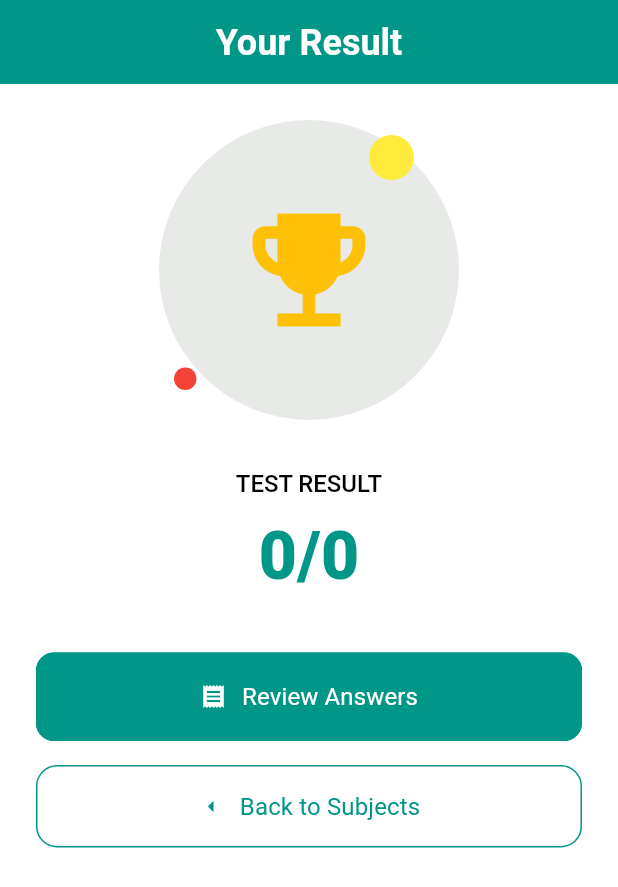
After one commit to Abrom-code/matricmate, a Flutter app: the ResultScreen screen opened directly, on a phone screen of 412 x 824 dp. The commit adds this screen. Shown: the top 887 px of the screen. Run offline on Flutter 3.47's test engine with Material 3 defaults, Android fonts, the phone set to English and light mode, and no system bars; our stand-ins replace cached_network_image, connectivity_plus, get, get_storage, logger, smooth_page_indicator and 2 more; missing offline and left inert: linear_progress_bar; accounts and stored records are empty; Roboto replaces fonts that are missing (Poppins).

Commit message:
add a result screen for test

```diff
--- /dev/null
+++ b/lib/common/widgets/helpers/badges.dart
@@ -0,0 +1,43 @@
+import 'package:flutter/material.dart';
+
+class ExamBadge {
+  final IconData icon;
+  final String label;
+  final Color color;
+
+  ExamBadge({required this.icon, required this.label, required this.color});
+}
+
+class ExamBadgeHelper {
+  static ExamBadge getBadge(double score) {
+    final s = score.clamp(0.0, 1.0);
+
+    if (s >= 0.9) {
+      return ExamBadge(
+        icon: Icons.emoji_events,
+        label: "Top Scorer",
+        color: Colors.amber,
+      );
+    } else if (s >= 0.8) {
+      return ExamBadge(
+        icon: Icons.military_tech,
+        label: "Distinction",
+        color: Colors.orange,
+      );
+    } else if (s >= 0.7) {
+      return ExamBadge(
+        icon: Icons.workspace_premium,
+        label: "Excellent",
+        color: Colors.blue,
+      );
+    } else if (s >= 0.6) {
+      return ExamBadge(
+        icon: Icons.stars,
+        label: "Very Good",
+        color: Colors.green,
+      );
+    } else {
+      return ExamBadge(icon: Icons.grade, label: "Good", color: Colors.grey);
+    }
+  }
+}
--- a/lib/features/exam/controllers/question_controller.dart
+++ b/lib/features/exam/controllers/question_controller.dart
@@ -106,4 +106,18 @@ class QuestionController extends GetxController {
   bool isAnswerChecked(int questionId) {
     return isChecked[questionId] ?? false;
   }
+
+  int get correctAnswers {
+    int score = 0;
+
+    for (final q in testQuestions) {
+      final selected = selectedAnswers[q.id];
+
+      if (selected != null && selected == q.correctOptionIndex) {
+        score++;
+      }
+    }
+
+    return score;
+  }
 }
--- a/lib/features/exam/screens/question/widgets/normal_questions_section.dart
+++ b/lib/features/exam/screens/question/widgets/normal_questions_section.dart
@@ -5,6 +5,8 @@ import 'package:matricmate/features/exam/screens/question/widgets/choice_button.
 import 'package:matricmate/features/exam/screens/question/widgets/explanation_box.dart';
 import 'package:matricmate/features/exam/screens/question/widgets/image_section.dart';
 import 'package:matricmate/features/exam/screens/question/widgets/question_section.dart';
+import 'package:matricmate/features/exam/screens/result/result.dart';
+import 'package:matricmate/features/exam/screens/tests_list/tests_list.dart';
 import 'package:matricmate/utils/constants/colors.dart';
 import 'package:matricmate/utils/constants/sizes.dart';
 import 'package:matricmate/utils/helpers/helper_functions.dart';
@@ -48,7 +50,6 @@ class NormarQuesionsSection extends StatelessWidget {
             Column(
               children: [
                 // explanations
-                // opne/colos
                 TextButton(
                   onPressed: () => controller.isExplanationExpanaded.value =
                       !controller.isExplanationExpanaded.value,
@@ -114,10 +115,7 @@ class NormarQuesionsSection extends StatelessWidget {
                         controller.checkAnswer(q.id);
                       } else {
                         if (isLast) {
-                          AppHelperFuntions.showAlert(
-                            "Finished",
-                            "You have completed the test",
-                          );
+                          Get.offAll(() => ResultScreen());
                         } else {
                           controller.nextQuestion();
                         }
--- /dev/null
+++ b/lib/features/exam/screens/result/result.dart
@@ -0,0 +1,145 @@
+import 'package:flutter/material.dart';
+import 'package:get/get.dart';
+import 'package:matricmate/common/widgets/appbar/appbar.dart';
+import 'package:matricmate/common/widgets/helpers/badges.dart';
+import 'package:matricmate/features/exam/controllers/question_controller.dart';
+import 'package:matricmate/features/exam/screens/subject/subjects.dart';
+import 'package:matricmate/utils/constants/colors.dart';
+import 'package:matricmate/utils/constants/sizes.dart';
+import 'package:matricmate/utils/helpers/helper_functions.dart';
+
+class ResultScreen extends GetView<QuestionController> {
+  const ResultScreen({super.key});
+
+  @override
+  Widget build(BuildContext context) {
+    final dark = AppHelperFuntions.isDark(context);
+    final examBadge = ExamBadgeHelper.getBadge(
+      controller.correctAnswers / controller.testQuestions.length,
+    );
+    return Scaffold(
+      appBar: Appbar(
+        title: Text(
+          "Your Result",
+          style: Theme.of(
+            context,
+          ).textTheme.headlineMedium!.apply(color: AppColors.white),
+        ),
+        centerTitle: true,
+      ),
+      body: SingleChildScrollView(
+        child: Padding(
+          padding: const EdgeInsets.all(AppSizes.defaultSpace),
+          child: Column(
+            children: [
+              Container(
+                width: 200,
+                height: 200,
+                decoration: BoxDecoration(
+                  borderRadius: BorderRadius.circular(150),
+                  color: dark
+                      ? const Color.fromARGB(119, 79, 79, 79)
+                      : Color(0xFFe7eae7),
+                ),
+
+                child: Stack(
+                  children: [
+                    Positioned(
+                      top: 10,
+                      right: 30,
+                      child: Container(
+                        width: 30,
+                        height: 30,
+                        decoration: BoxDecoration(
+                          borderRadius: BorderRadius.circular(70),
+                          color: Colors.yellow,
+                        ),
+                      ),
+                    ),
+                    Positioned(
+                      bottom: 20,
+                      left: 10,
+                      child: Container(
+                        width: 15,
+                        height: 15,
+                        decoration: BoxDecoration(
+                          borderRadius: BorderRadius.circular(15),
+                          color: Colors.red,
+                        ),
+                      ),
+                    ),
+                    Center(
+                      child: Icon(
+                        examBadge.icon,
+                        color: examBadge.color,
+                        size: 100,
+                      ),
+                    ),
+                  ],
+                ),
+              ),
+              const SizedBox(height: AppSizes.spaceBtwSections),
+
+              Text(
+                "TEST RESULT",
+                style: Theme.of(context).textTheme.titleLarge,
+              ),
+              const SizedBox(height: AppSizes.spaceBtwItems / 2),
+
+              Text(
+                "${controller.correctAnswers}/${controller.testQuestions.length}",
+                style: TextStyle(
+                  color: AppColors.primary,
+                  fontSize: 44,
+                  fontWeight: FontWeight.w900,
+                ),
+              ),
+              const SizedBox(height: AppSizes.spaceBtwSections),
+
+              SizedBox(
+                width: double.infinity,
+                child: ElevatedButton(
+                  onPressed: () {},
+                  child: Row(
+                    mainAxisAlignment: MainAxisAlignment.center,
+                    spacing: 10,
+                    children: [
+                      Icon(Icons.receipt, color: AppColors.white),
+                      Text(
+                        "Review Answers",
+                        style: Theme.of(
+                          context,
+                        ).textTheme.titleSmall!.apply(color: AppColors.white),
+                      ),
+                    ],
+                  ),
+                ),
+              ),
+              const SizedBox(height: AppSizes.spaceBtwItems),
+
+              SizedBox(
+                width: double.infinity,
+                child: OutlinedButton(
+                  onPressed: () => Get.offAll(() => SubjectsScreen()),
+                  child: Row(
+                    spacing: 10,
+                    mainAxisAlignment: MainAxisAlignment.center,
+                    children: [
+                      Icon(Icons.arrow_left, color: AppColors.primary),
+                      Text(
+                        "Back to Subjects",
+                        style: Theme.of(
+                          context,
+                        ).textTheme.titleSmall!.apply(color: AppColors.primary),
+                      ),
+                    ],
+                  ),
+                ),
+              ),
+            ],
+          ),
+        ),
+      ),
+    );
+  }
+}
--- a/lib/utils/helpers/helper_functions.dart
+++ b/lib/utils/helpers/helper_functions.dart
@@ -62,8 +62,8 @@ class AppHelperFuntions {
     showDialog(
       context: context,
       builder: (context) => AlertDialog(
-        title:  Text(title),
-        content:  Text(message),
+        title: Text(title),
+        content: Text(message),
         actions: [
           TextButton(
             onPressed: () => Navigator.pop(context),
```
